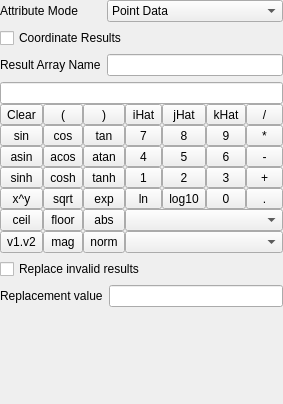
Before: the Qt Designer form Qt/Components/Resources/UI/pqCalculatorPanel.ui in wildmichael/ParaView3-enhancements-old, drawn with Qt 5.
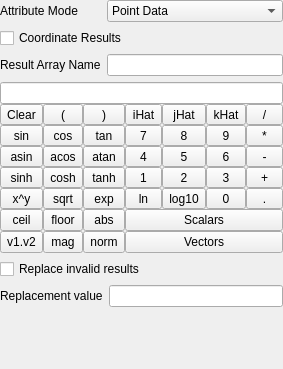
After: the same form once the commit is applied.

Commit message: ENH: Replace hacked QComboBox with a more appropriate QPushButton with QMenu.

Diff of the .ui file:
```diff
--- a/Qt/Components/Resources/UI/pqCalculatorPanel.ui
+++ b/Qt/Components/Resources/UI/pqCalculatorPanel.ui
@@ -9,7 +9,7 @@
     <x>0</x>
     <y>0</y>
     <width>283</width>
-    <height>404</height>
+    <height>369</height>
    </rect>
   </property>
   <property name="focusPolicy" >
@@ -81,13 +81,6 @@
      <property name="spacing" >
       <number>0</number>
      </property>
-     <item row="7" column="3" colspan="4" >
-      <widget class="QComboBox" name="Vectors" >
-       <property name="focusPolicy" >
-        <enum>Qt::NoFocus</enum>
-       </property>
-      </widget>
-     </item>
      <item row="4" column="2" >
       <widget class="QToolButton" name="tanh" >
        <property name="sizePolicy" >
@@ -238,13 +231,6 @@
        </property>
       </widget>
      </item>
-     <item row="6" column="3" colspan="4" >
-      <widget class="QComboBox" name="Scalars" >
-       <property name="focusPolicy" >
-        <enum>Qt::NoFocus</enum>
-       </property>
-      </widget>
-     </item>
      <item row="4" column="0" >
       <widget class="QToolButton" name="sinh" >
        <property name="sizePolicy" >
@@ -716,6 +702,20 @@
        </property>
       </widget>
      </item>
+     <item row="6" column="3" colspan="4" >
+      <widget class="QPushButton" name="Scalars" >
+       <property name="text" >
+        <string>Scalars</string>
+       </property>
+      </widget>
+     </item>
+     <item row="7" column="3" colspan="4" >
+      <widget class="QPushButton" name="Vectors" >
+       <property name="text" >
+        <string>Vectors</string>
+       </property>
+      </widget>
+     </item>
     </layout>
    </item>
    <item>
```
The commit also changes 2 other files.
